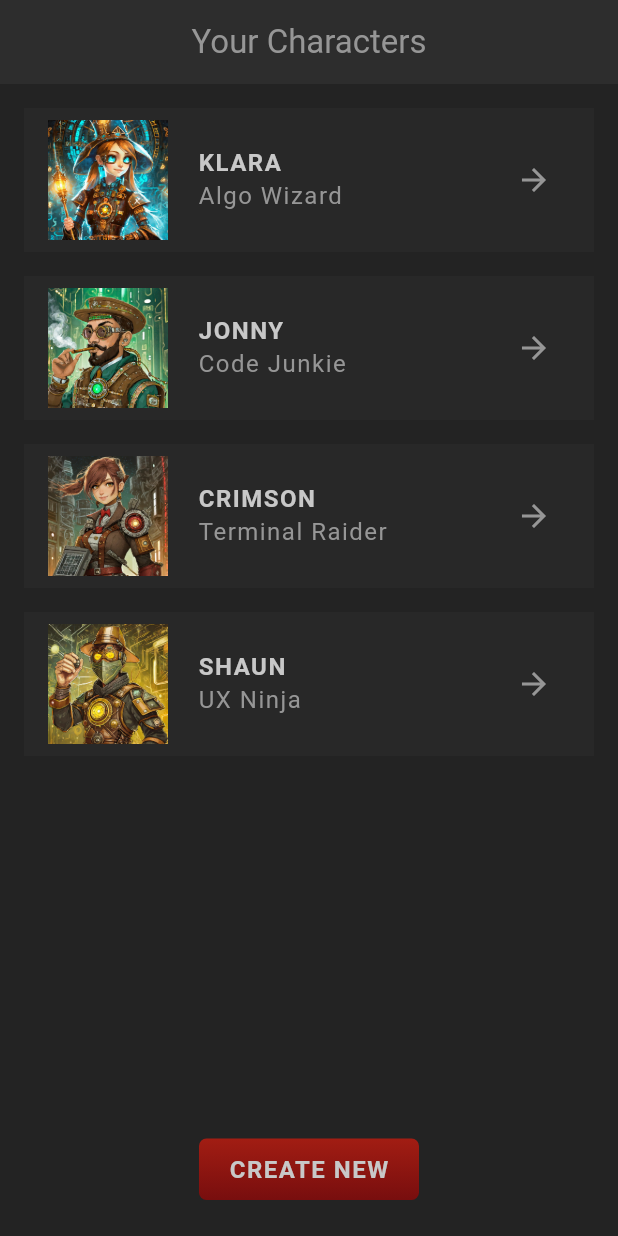
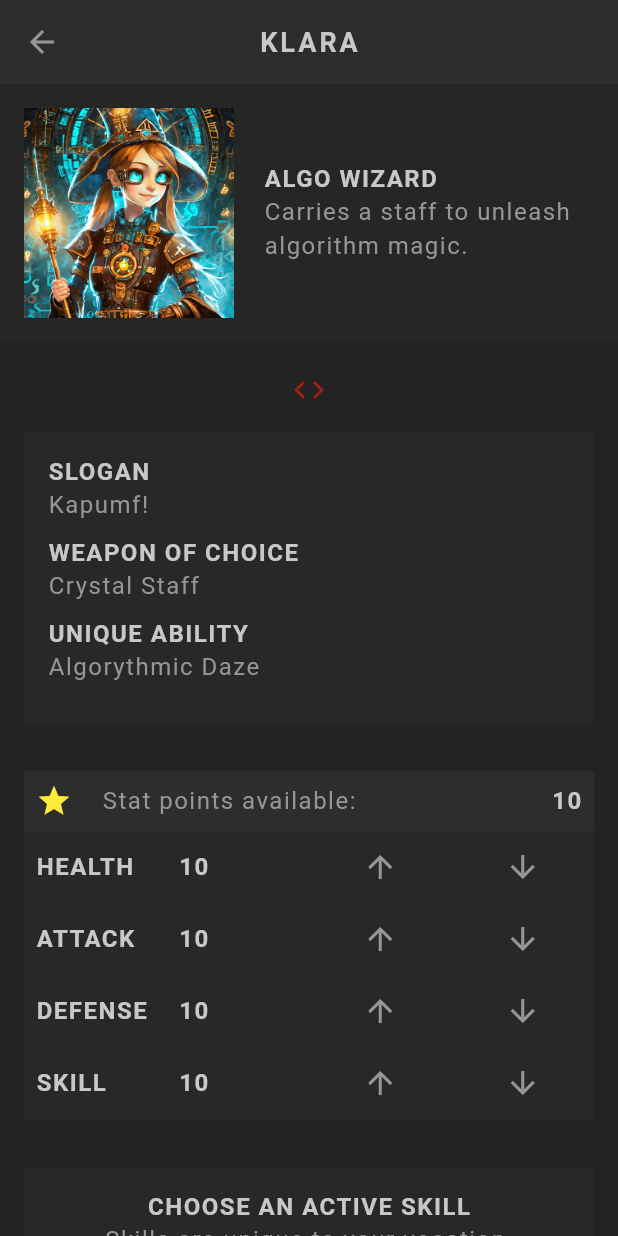
Before and after one commit to vr1e/code-ninjas, a Flutter app: the Home screen opened directly, after a tap on the "arrow forward" icon, on a phone screen of 412 x 824 dp. Run offline on Flutter 3.47's test engine with Material 3 defaults, Android fonts, the phone set to English and light mode, and no system bars; our stand-ins replace google_fonts; Roboto replaces fonts that are missing (Kanit).

Commit message:
routes and screens

```diff
--- a/rpg/lib/main.dart
+++ b/rpg/lib/main.dart
@@ -1,10 +1,9 @@
 import 'package:flutter/material.dart';
-import 'package:rpg/screens/create/create.dart';
 import 'package:rpg/screens/home/home.dart';
 import 'package:rpg/theme.dart';
 
 void main() {
-  runApp(MaterialApp(theme: primaryTheme, home: const Create()));
+  runApp(MaterialApp(theme: primaryTheme, home: const Home()));
 }
 
 class Sandbox extends StatelessWidget {
--- a/rpg/lib/models/stats.dart
+++ b/rpg/lib/models/stats.dart
@@ -37,25 +37,23 @@ mixin Stats {
       if (stat == 'skill') {
         _skill++;
       }
+      _points--;
     }
   }
 
   void decreaseStat(String stat) {
     if (stat == 'health' && _health > 5) {
       _health--;
-      _points++;
     }
     if (stat == 'attack' && _attack > 5) {
       _attack--;
-      _points++;
     }
     if (stat == 'defense' && _defense > 5) {
       _defense--;
-      _points++;
     }
     if (stat == 'skill' && _skill > 5) {
       _skill--;
-      _points++;
     }
+    _points++;
   }
 }
--- a/rpg/lib/screens/create/create.dart
+++ b/rpg/lib/screens/create/create.dart
@@ -3,6 +3,7 @@ import 'package:google_fonts/google_fonts.dart';
 import 'package:rpg/models/character.dart';
 import 'package:rpg/models/vocation.dart';
 import 'package:rpg/screens/create/vocation_card.dart';
+import 'package:rpg/screens/home/home.dart';
 import 'package:rpg/shared/styled_button.dart';
 import 'package:rpg/shared/styled_text.dart';
 import 'package:rpg/theme.dart';
@@ -39,12 +40,55 @@ class _CreateState extends State<Create> {
   // submit handler
   void handleSubmit() {
     if (_nameController.text.trim().isEmpty) {
+      // show error dialog
+      showDialog(
+        context: context,
+        builder: (ctx) {
+          return AlertDialog(
+            title: const StyledHeading('Missing character name'),
+            content: const StyledText(
+              'Every good RPG character needs a great name...',
+            ),
+            actions: [
+              StyledButton(
+                onPressed: () {
+                  Navigator.pop(ctx);
+                },
+                child: const StyledHeading('close'),
+              ),
+            ],
+            actionsAlignment: MainAxisAlignment.center,
+          );
+        },
+      );
+
       return;
     }
 
     if (_sloganController.text.trim().isEmpty) {
+      // show error dialog
+      showDialog(
+        context: context,
+        builder: (ctx) {
+          return AlertDialog(
+            title: const StyledHeading('Missing slogan'),
+            content: const StyledText('Remember to add a catchy slogan...'),
+            actions: [
+              StyledButton(
+                onPressed: () {
+                  Navigator.pop(ctx);
+                },
+                child: const StyledHeading('close'),
+              ),
+            ],
+            actionsAlignment: MainAxisAlignment.center,
+          );
+        },
+      );
+
       return;
     }
+
     characters.add(
       Character(
         id: uuid.v4(),
@@ -53,6 +97,8 @@ class _CreateState extends State<Create> {
         slogan: _sloganController.text.trim(),
       ),
     );
+
+    Navigator.push(context, MaterialPageRoute(builder: (ctx) => const Home()));
   }
 
   @override
--- a/rpg/lib/screens/home/character_card.dart
+++ b/rpg/lib/screens/home/character_card.dart
@@ -1,5 +1,6 @@
 import 'package:flutter/material.dart';
 import 'package:rpg/models/character.dart';
+import 'package:rpg/screens/profile/profile.dart';
 import 'package:rpg/shared/styled_text.dart';
 import 'package:rpg/theme.dart';
 
@@ -29,7 +30,14 @@ class CharacterCard extends StatelessWidget {
             ),
             const Expanded(child: SizedBox()),
             IconButton(
-              onPressed: () {},
+              onPressed: () {
+                Navigator.push(
+                  context,
+                  MaterialPageRoute(
+                    builder: (ctx) => Profile(character: character),
+                  ),
+                );
+              },
               icon: Icon(Icons.arrow_forward, color: AppColors.textColor),
             ),
           ],
--- a/rpg/lib/screens/home/home.dart
+++ b/rpg/lib/screens/home/home.dart
@@ -1,5 +1,6 @@
 import 'package:flutter/material.dart';
 import 'package:rpg/models/character.dart';
+import 'package:rpg/screens/create/create.dart';
 import 'package:rpg/screens/home/character_card.dart';
 import 'package:rpg/shared/styled_button.dart';
 import 'package:rpg/shared/styled_text.dart';
@@ -30,7 +31,12 @@ class _HomeState extends State<Home> {
             ),
 
             StyledButton(
-              onPressed: () {},
+              onPressed: () {
+                Navigator.push(
+                  context,
+                  MaterialPageRoute(builder: (ctx) => const Create()),
+                );
+              },
               child: const StyledHeading('Create New'),
             ),
           ],
--- /dev/null
+++ b/rpg/lib/screens/profile/profile.dart
@@ -0,0 +1,104 @@
+import 'package:flutter/material.dart';
+import 'package:rpg/models/character.dart';
+import 'package:rpg/screens/profile/skill_list.dart';
+import 'package:rpg/screens/profile/stats_table.dart';
+import 'package:rpg/shared/styled_button.dart';
+import 'package:rpg/shared/styled_text.dart';
+import 'package:rpg/theme.dart';
+
+class Profile extends StatelessWidget {
+  const Profile({super.key, required this.character});
+
+  final Character character;
+
+  @override
+  Widget build(BuildContext context) {
+    return Scaffold(
+      appBar: AppBar(title: StyledTitle(character.name)),
+      body: SingleChildScrollView(
+        child: Column(
+          crossAxisAlignment: CrossAxisAlignment.center,
+          children: [
+            // basic info - image, vocation, description
+            Container(
+              padding: const EdgeInsets.all(16),
+              color: AppColors.secondaryColor.withOpacity(0.3),
+              child: Row(
+                children: [
+                  Image.asset(
+                    'assets/img/vocations/${character.vocation.image}',
+                    width: 140,
+                    height: 140,
+                  ),
+                  const SizedBox(width: 20),
+                  Expanded(
+                    child: Column(
+                      crossAxisAlignment: CrossAxisAlignment.start,
+                      children: [
+                        StyledHeading(character.vocation.title),
+                        StyledText(character.vocation.description),
+                      ],
+                    ),
+                  ),
+                ],
+              ),
+            ),
+
+            // weapon and ability and slogan
+            const SizedBox(height: 20),
+            Center(child: Icon(Icons.code, color: AppColors.primaryColor)),
+
+            Padding(
+              padding: const EdgeInsets.all(16),
+              child: Container(
+                width: double.infinity,
+                padding: EdgeInsets.all(16),
+                color: AppColors.secondaryColor.withOpacity(0.5),
+                child: Column(
+                  crossAxisAlignment: CrossAxisAlignment.start,
+                  children: [
+                    const StyledHeading('Slogan'),
+                    StyledText(character.slogan),
+                    const SizedBox(height: 10),
+
+                    const StyledHeading('Weapon of Choice'),
+                    StyledText(character.vocation.weapon),
+                    const SizedBox(height: 10),
+
+                    const StyledHeading('Unique Ability'),
+                    StyledText(character.vocation.ability),
+                    const SizedBox(height: 10),
+                  ],
+                ),
+              ),
+            ),
+
+            // stats & skills
+            Container(
+              alignment: Alignment.center,
+              child: Column(
+                children: [StatsTable(character), SkillList(character)],
+              ),
+            ),
+
+            // save button
+            StyledButton(
+              onPressed: () {
+                ScaffoldMessenger.of(context).showSnackBar(
+                  SnackBar(
+                    content: const StyledHeading('Character was saved.'),
+                    showCloseIcon: true,
+                    duration: const Duration(seconds: 2),
+                    backgroundColor: AppColors.secondaryColor,
+                  ),
+                );
+              },
+              child: const StyledHeading('Save Character'),
+            ),
+            const SizedBox(height: 20),
+          ],
+        ),
+      ),
+    );
+  }
+}
--- /dev/null
+++ b/rpg/lib/screens/profile/skill_list.dart
@@ -0,0 +1,80 @@
+import 'package:flutter/material.dart';
+import 'package:rpg/models/character.dart';
+import 'package:rpg/models/skill.dart';
+import 'package:rpg/shared/styled_text.dart';
+import 'package:rpg/theme.dart';
+
+class SkillList extends StatefulWidget {
+  const SkillList(this.character, {super.key});
+
+  final Character character;
+
+  @override
+  State<SkillList> createState() => _SkillListState();
+}
+
+class _SkillListState extends State<SkillList> {
+  late List<Skill> availableSkills;
+  late Skill selectedSkill;
+
+  @override
+  void initState() {
+    availableSkills = allSkills.where((skill) {
+      return skill.vocation == widget.character.vocation;
+    }).toList();
+
+    if (widget.character.skills.isEmpty) {
+      selectedSkill = availableSkills[0];
+    }
+
+    if (widget.character.skills.isNotEmpty) {
+      selectedSkill = widget.character.skills.first;
+    }
+
+    super.initState();
+  }
+
+  @override
+  Widget build(BuildContext context) {
+    return Padding(
+      padding: const EdgeInsets.all(16),
+      child: Container(
+        padding: const EdgeInsets.all(16),
+        color: AppColors.secondaryColor.withOpacity(0.5),
+        child: Column(
+          children: [
+            const StyledHeading('Choose an active skill'),
+            const StyledText('Skills are unique to your vocation.'),
+            const SizedBox(height: 20),
+
+            Row(
+              children: availableSkills.map((skill) {
+                return Container(
+                  margin: const EdgeInsets.all(5),
+                  padding: const EdgeInsets.all(2),
+                  color: skill == selectedSkill
+                      ? Colors.yellow
+                      : Colors.transparent,
+                  child: GestureDetector(
+                    onTap: () {
+                      setState(() {
+                        widget.character.updateSkill(skill);
+                        selectedSkill = skill;
+                      });
+                    },
+                    child: Image.asset(
+                      'assets/img/skills/${skill.image}',
+                      width: 70,
+                    ),
+                  ),
+                );
+              }).toList(),
+            ),
+            const SizedBox(height: 10),
+            StyledText(selectedSkill.name),
+          ],
+        ),
+      ),
+    );
+  }
+}
--- /dev/null
+++ b/rpg/lib/screens/profile/stats_table.dart
@@ -0,0 +1,109 @@
+import 'package:flutter/material.dart';
+import 'package:rpg/models/character.dart';
+import 'package:rpg/shared/styled_text.dart';
+import 'package:rpg/theme.dart';
+
+class StatsTable extends StatefulWidget {
+  const StatsTable(this.character, {super.key});
+
+  final Character character;
+
+  @override
+  State<StatsTable> createState() => _StatsTableState();
+}
+
+class _StatsTableState extends State<StatsTable> {
+  @override
+  Widget build(BuildContext context) {
+    return Padding(
+      padding: const EdgeInsets.all(16),
+      child: Column(
+        children: [
+          // available points
+          Container(
+            color: AppColors.secondaryColor,
+            padding: const EdgeInsets.all(8),
+            child: Row(
+              children: [
+                Icon(
+                  Icons.star,
+                  color: widget.character.points > 0
+                      ? Colors.yellow
+                      : Colors.grey,
+                ),
+                const SizedBox(width: 20),
+                const StyledText('Stat points available: '),
+                const Expanded(child: SizedBox(width: 20)),
+                StyledHeading(widget.character.points.toString()),
+              ],
+            ),
+          ),
+
+          // stats table
+          Table(
+            children: widget.character.statsAsFormattedList
+                .map(
+                  (stat) => TableRow(
+                    decoration: BoxDecoration(
+                      color: AppColors.secondaryColor.withOpacity(0.5),
+                    ),
+                    children: [
+                      // stat title
+                      TableCell(
+                        verticalAlignment: TableCellVerticalAlignment.middle,
+                        child: Padding(
+                          padding: const EdgeInsets.all(8),
+                          child: StyledHeading(stat['title']!),
+                        ),
+                      ),
+
+                      // stat value
+                      TableCell(
+                        verticalAlignment: TableCellVerticalAlignment.middle,
+                        child: Padding(
+                          padding: const EdgeInsets.all(8),
+                          child: StyledHeading(stat['value']!),
+                        ),
+                      ),
+
+                      // icon to increase stats
+                      TableCell(
+                        verticalAlignment: TableCellVerticalAlignment.middle,
+                        child: IconButton(
+                          onPressed: () {
+                            setState(() {
+                              widget.character.increaseStat(stat['title']!);
+                            });
+                          },
+                          icon: Icon(
+                            Icons.arrow_upward,
+                            color: AppColors.textColor,
+                          ),
+                        ),
+                      ),
+
+                      // icon to decrease stats
+                      TableCell(
+                        verticalAlignment: TableCellVerticalAlignment.middle,
+                        child: IconButton(
+                          onPressed: () {
+                            setState(() {
+                              widget.character.decreaseStat(stat['title']!);
+                            });
+                          },
+                          icon: Icon(
+                            Icons.arrow_downward,
+                            color: AppColors.textColor,
+                          ),
+                        ),
+                      ),
+                    ],
+                  ),
+                )
+                .toList(),
+          ),
+        ],
+      ),
+    );
+  }
+}
--- a/rpg/lib/theme.dart
+++ b/rpg/lib/theme.dart
@@ -63,4 +63,9 @@ ThemeData primaryTheme = ThemeData(
     labelStyle: TextStyle(color: AppColors.textColor),
     prefixIconColor: AppColors.textColor,
   ),
+
+  dialogTheme: DialogThemeData(
+    backgroundColor: AppColors.secondaryAccent,
+    surfaceTintColor: Colors.transparent,
+  ),
 );
--- a/rpg/pubspec.yaml
+++ b/rpg/pubspec.yaml
@@ -46,7 +46,7 @@ dev_dependencies:
   # activated in the `analysis_options.yaml` file located at the root of your
   # package. See that file for information about deactivating specific lint
   # rules and activating additional ones.
-  flutter_lints: ^5.0.0
+  flutter_lints: ^6.0.0
 
 # For information on the generic Dart part of this file, see the
 # following page: https://dart.dev/tools/pub/pubspec
```
Also changed, not shown: rpg/pubspec.lock, 1 other file.
